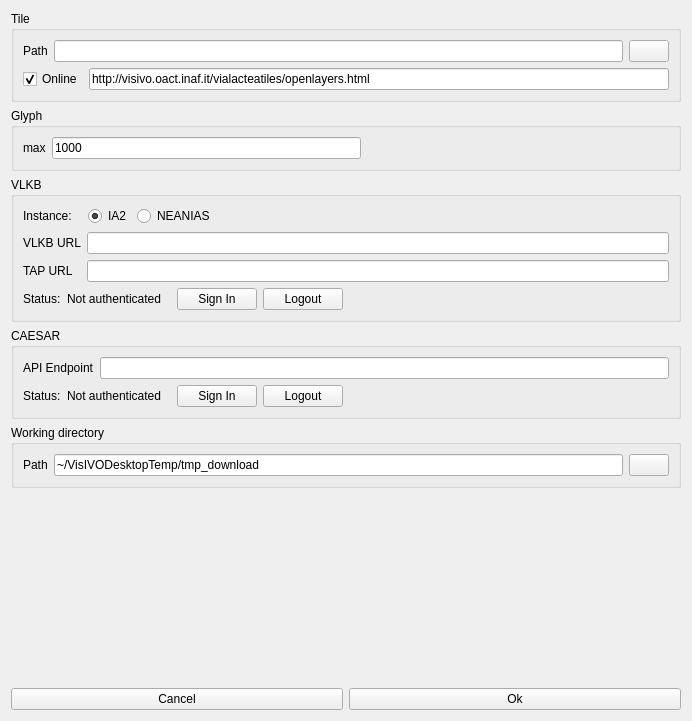
Before: the Qt Designer form Code/ui/settingform.ui in VisIVOLab/ViaLacteaVisualAnalytics, drawn with Qt 5.
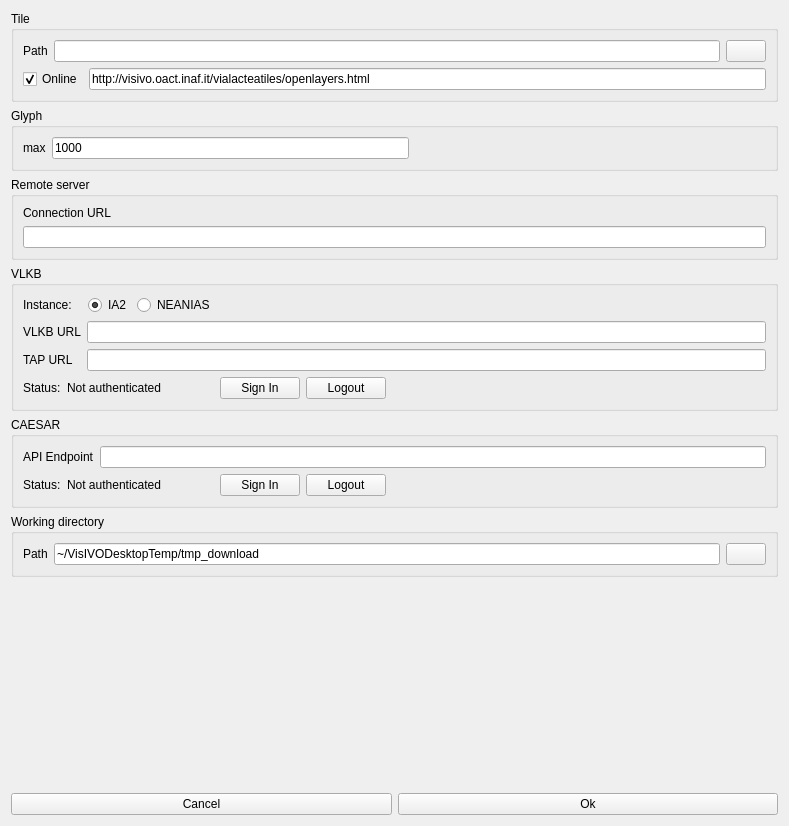
After: the same form once the commit is applied. Icons and pictures are not drawn.

Commit message: Set pv connection url in settings + remote file chooser

What changed in the file:
```diff
--- a/Code/ui/settingform.ui
+++ b/Code/ui/settingform.ui
@@ -6,8 +6,8 @@
    <rect>
     <x>0</x>
     <y>0</y>
-    <width>692</width>
-    <height>721</height>
+    <width>789</width>
+    <height>826</height>
    </rect>
   </property>
   <property name="windowTitle">
@@ -105,6 +105,25 @@
      </layout>
     </widget>
    </item>
+   <item>
+    <widget class="QGroupBox" name="groupBox_3">
+     <property name="title">
+      <string>Remote server</string>
+     </property>
+     <layout class="QVBoxLayout" name="verticalLayout_5">
+      <item>
+       <widget class="QLabel" name="label_8">
+        <property name="text">
+         <string>Connection URL</string>
+        </property>
+       </widget>
+      </item>
+      <item>
+       <widget class="QLineEdit" name="textServerUrl"/>
+      </item>
+     </layout>
+    </widget>
+   </item>
    <item>
     <widget class="QGroupBox" name="vlkbGroupBox">
      <property name="title">
```
The commit also changes 6 other files.
